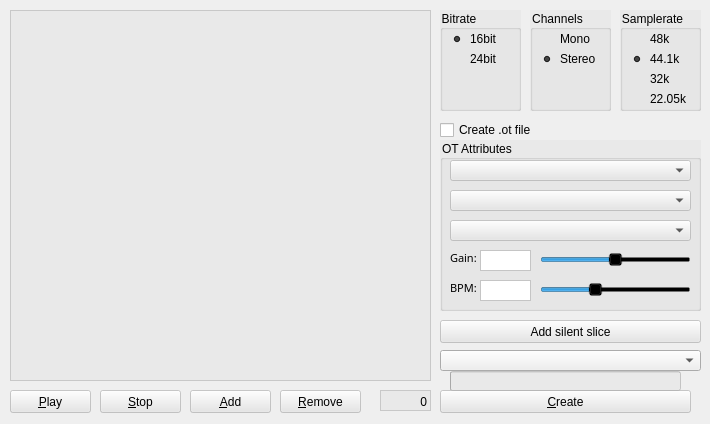
The window that tabgridwidget.ui (KaiDrange/OctaChainer) describes before a commit, drawn with Qt 5.
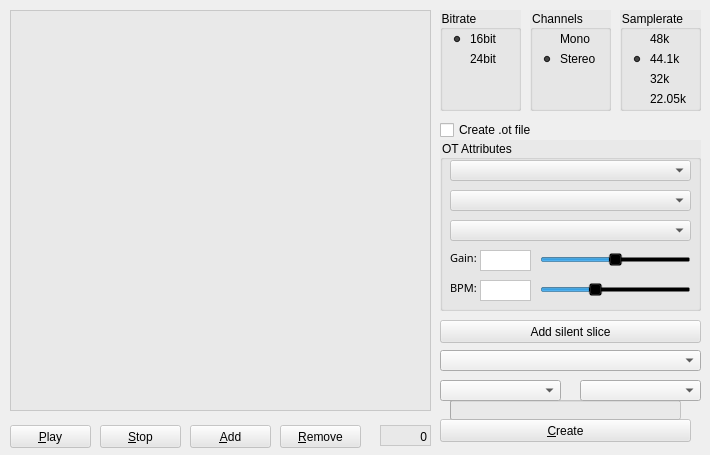
The same window after the commit.

Commit message: Added slice fade in/out. Fixed an ugly bug when converting stereo to mono.

```diff
--- a/tabgridwidget.ui
+++ b/tabgridwidget.ui
@@ -7,7 +7,7 @@
     <x>0</x>
     <y>0</y>
     <width>710</width>
-    <height>424</height>
+    <height>455</height>
    </rect>
   </property>
   <property name="windowTitle">
@@ -33,7 +33,7 @@
    <property name="geometry">
     <rect>
      <x>380</x>
-     <y>395</y>
+     <y>430</y>
      <width>47</width>
      <height>13</height>
     </rect>
@@ -49,7 +49,7 @@
    <property name="geometry">
     <rect>
      <x>280</x>
-     <y>390</y>
+     <y>425</y>
      <width>81</width>
      <height>23</height>
     </rect>
@@ -68,7 +68,7 @@
    <property name="geometry">
     <rect>
      <x>190</x>
-     <y>390</y>
+     <y>425</y>
      <width>81</width>
      <height>23</height>
     </rect>
@@ -87,7 +87,7 @@
    <property name="geometry">
     <rect>
      <x>10</x>
-     <y>390</y>
+     <y>425</y>
      <width>81</width>
      <height>23</height>
     </rect>
@@ -189,7 +189,7 @@
    <property name="geometry">
     <rect>
      <x>440</x>
-     <y>390</y>
+     <y>419</y>
      <width>251</width>
      <height>23</height>
     </rect>
@@ -208,7 +208,7 @@
    <property name="geometry">
     <rect>
      <x>380</x>
-     <y>390</y>
+     <y>425</y>
      <width>51</width>
      <height>21</height>
     </rect>
@@ -480,7 +480,7 @@
    <property name="geometry">
     <rect>
      <x>100</x>
-     <y>390</y>
+     <y>425</y>
      <width>81</width>
      <height>23</height>
     </rect>
@@ -499,7 +499,7 @@
    <property name="geometry">
     <rect>
      <x>450</x>
-     <y>371</y>
+     <y>400</y>
      <width>231</width>
      <height>20</height>
     </rect>
@@ -581,7 +581,7 @@
      <x>10</x>
      <y>10</y>
      <width>421</width>
-     <height>371</height>
+     <height>401</height>
     </rect>
    </property>
    <property name="acceptDrops">
@@ -617,6 +617,26 @@
     <string>Create .ot file</string>
    </property>
   </widget>
+  <widget class="QComboBox" name="dropFadeOut">
+   <property name="geometry">
+    <rect>
+     <x>580</x>
+     <y>380</y>
+     <width>121</width>
+     <height>21</height>
+    </rect>
+   </property>
+  </widget>
+  <widget class="QComboBox" name="dropFadeIn">
+   <property name="geometry">
+    <rect>
+     <x>440</x>
+     <y>380</y>
+     <width>121</width>
+     <height>21</height>
+    </rect>
+   </property>
+  </widget>
   <zorder>btnAddSilence</zorder>
   <zorder>btnRemove</zorder>
   <zorder>btnAddWav</zorder>
@@ -633,6 +653,8 @@
   <zorder>listSlices</zorder>
   <zorder>lblSliceCOunt</zorder>
   <zorder>chkCreateOTFile</zorder>
+  <zorder>dropFadeOut</zorder>
+  <zorder>dropFadeIn</zorder>
  </widget>
  <resources/>
  <connections/>
```
The commit also changes 9 other files.
